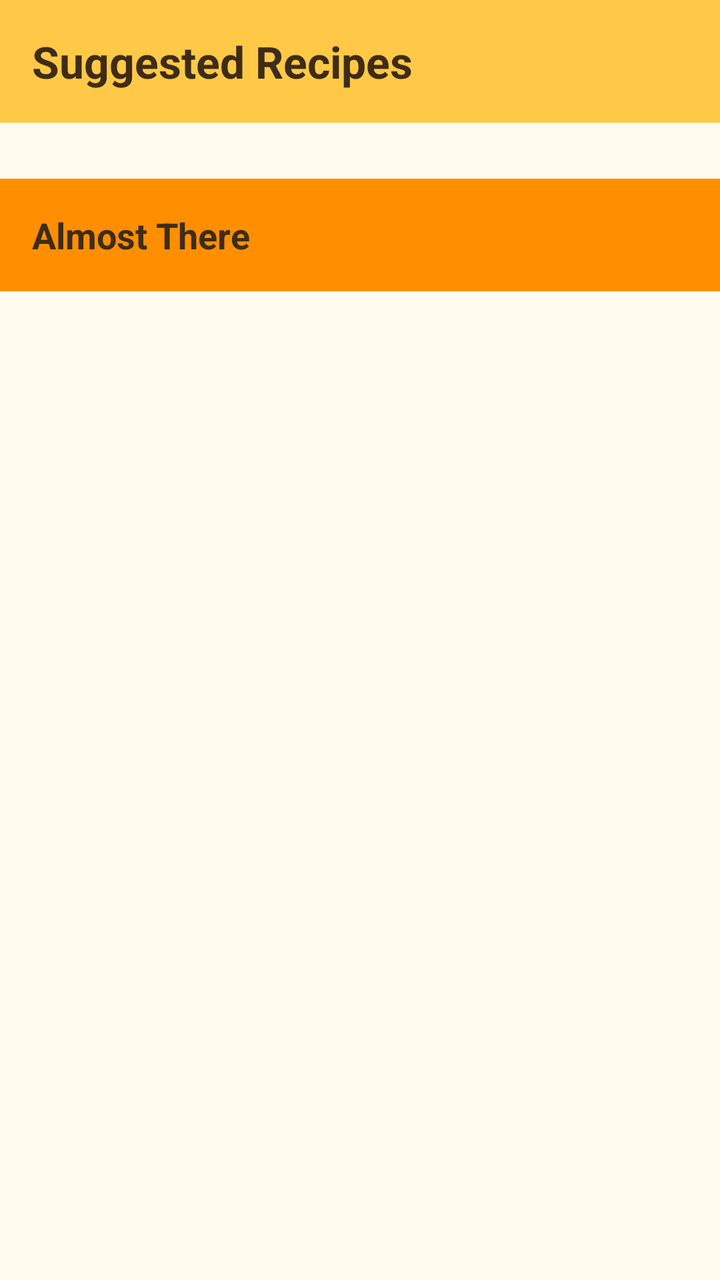
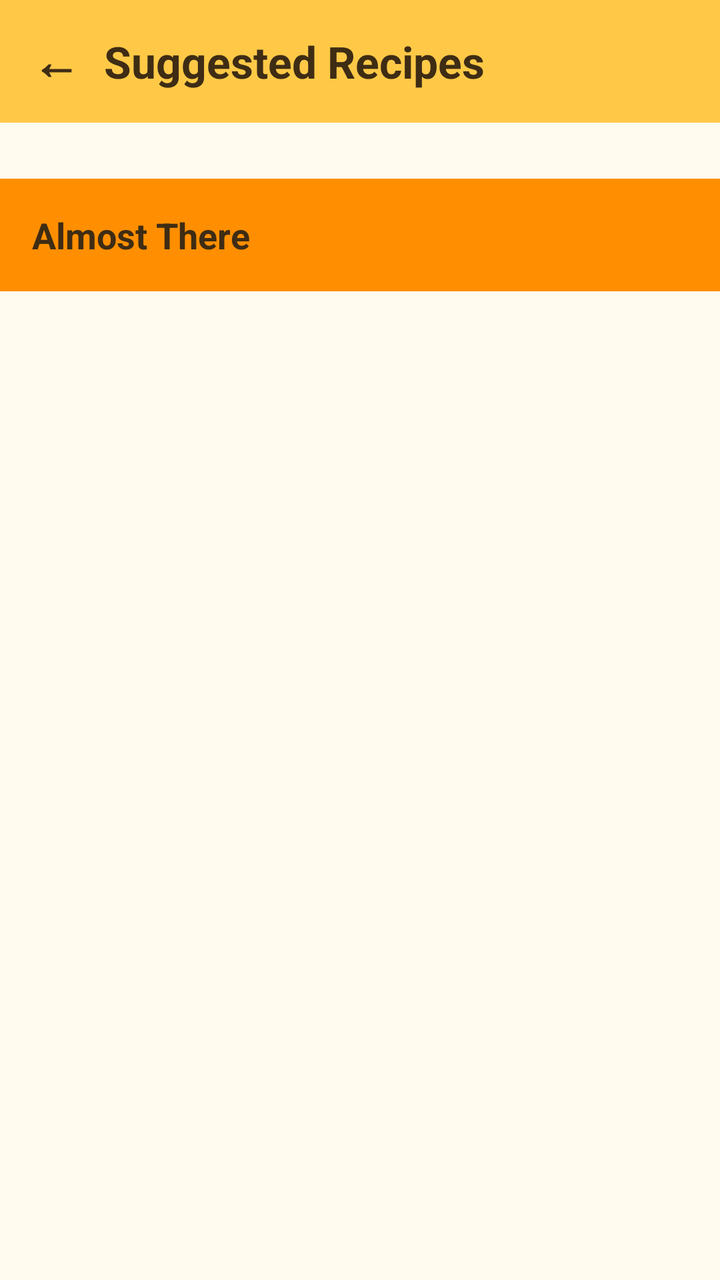

Compare the two renders of this Android layout. The source of the first and the diff that turns it into the second are given below.
<!-- AndroidManifest.xml: application theme Theme.SmartPantryManager -->
<!-- res/layout/activity_suggested_recipes.xml -->
<androidx.core.widget.NestedScrollView xmlns:android="http://schemas.android.com/apk/res/android" android:layout_width="match_parent" android:layout_height="match_parent" android:background="@color/cream_background">
    <LinearLayout android:layout_width="match_parent" android:layout_height="wrap_content" android:orientation="vertical">
        <TextView android:layout_width="match_parent" android:layout_height="wrap_content" android:text="@string/title_suggested" android:textColor="@color/text_primary" android:textSize="22sp" android:textStyle="bold" android:padding="16dp" android:background="@color/sun_yellow"/>
        <TextView android:id="@+id/textSuggestedEmpty" android:layout_width="match_parent" android:layout_height="wrap_content" android:text="@string/empty_suggestions" android:textColor="@color/text_secondary" android:textSize="14sp" android:padding="16dp" android:visibility="gone"/>
        <androidx.recyclerview.widget.RecyclerView android:id="@+id/recyclerSuggested" android:layout_width="match_parent" android:layout_height="wrap_content" android:padding="8dp" android:nestedScrollingEnabled="false"/>
        <TextView android:layout_width="match_parent" android:layout_height="wrap_content" android:text="@string/title_almost_there" android:textColor="@color/text_primary" android:textSize="18sp" android:textStyle="bold" android:padding="16dp" android:layout_marginTop="12dp" android:background="@color/amber_accent"/>
        <TextView android:id="@+id/textAlmostThereEmpty" android:layout_width="match_parent" android:layout_height="wrap_content" android:text="@string/empty_almost_there" android:textColor="@color/text_secondary" android:textSize="14sp" android:padding="16dp" android:visibility="gone"/>
        <androidx.recyclerview.widget.RecyclerView android:id="@+id/recyclerAlmostThere" android:layout_width="match_parent" android:layout_height="wrap_content" android:padding="8dp" android:nestedScrollingEnabled="false"/>
    </LinearLayout>
</androidx.core.widget.NestedScrollView>
<!-- resources referenced by this layout -->
<resources>
  <color name="amber_accent">#FF8F00</color>
  <color name="cream_background">#FFFBEF</color>
  <color name="sun_yellow">#FFC947</color>
  <color name="text_primary">#3E2C14</color>
  <color name="text_secondary">#7A6A50</color>
  <string name="empty_almost_there">Nothing is close yet — add a few more ingredients.</string>
  <string name="empty_suggestions">No recipes match your pantry yet — add more ingredients.</string>
  <string name="title_almost_there">Almost There</string>
  <string name="title_suggested">Suggested Recipes</string>
  <style name="Theme.SmartPantryManager" parent="Base.Theme.SmartPantryManager" />
  <style name="Base.Theme.SmartPantryManager" parent="Theme.Material3.DayNight.NoActionBar">
          <item name="colorPrimary">@color/sun_yellow</item>
          <item name="colorPrimaryVariant">@color/sun_yellow_dark</item>
          <item name="colorOnPrimary">@color/text_primary</item>
          <item name="colorSecondary">@color/amber_accent</item>
          <item name="colorSecondaryVariant">@color/amber_accent</item>
          <item name="colorOnSecondary">@color/white</item>
          <item name="android:colorBackground">@color/cream_background</item>
          <item name="colorSurface">@color/surface_white</item>
          <item name="colorOnSurface">@color/text_primary</item>
          <item name="colorError">@color/error_red</item>
          <item name="android:statusBarColor">@color/sun_yellow_dark</item>
          <item name="android:windowLightStatusBar">true</item>
      </style>
  <color name="sun_yellow_dark">#F2A900</color>
  <color name="white">#FFFFFF</color>
  <color name="surface_white">#FFFFFF</color>
  <color name="error_red">#D32F2F</color>
</resources>

<!-- the commit's change to res/layout/activity_suggested_recipes.xml (unified diff, before → after) -->
@@ -1,6 +1,9 @@
 <androidx.core.widget.NestedScrollView xmlns:android="http://schemas.android.com/apk/res/android" android:layout_width="match_parent" android:layout_height="match_parent" android:background="@color/cream_background">
     <LinearLayout android:layout_width="match_parent" android:layout_height="wrap_content" android:orientation="vertical">
-        <TextView android:layout_width="match_parent" android:layout_height="wrap_content" android:text="@string/title_suggested" android:textColor="@color/text_primary" android:textSize="22sp" android:textStyle="bold" android:padding="16dp" android:background="@color/sun_yellow"/>
+        <LinearLayout android:layout_width="match_parent" android:layout_height="wrap_content" android:orientation="horizontal" android:background="@color/sun_yellow" android:gravity="center_vertical" android:paddingStart="4dp" android:paddingEnd="16dp">
+            <TextView android:id="@+id/buttonBack" android:layout_width="48dp" android:layout_height="48dp" android:gravity="center" android:text="←" android:textSize="24sp" android:textColor="@color/text_primary" android:textStyle="bold" android:background="?attr/selectableItemBackgroundBorderless" android:clickable="true" android:focusable="true" android:contentDescription="Back"/>
+            <TextView android:layout_width="0dp" android:layout_height="wrap_content" android:layout_weight="1" android:text="@string/title_suggested" android:textColor="@color/text_primary" android:textSize="22sp" android:textStyle="bold" android:paddingVertical="16dp"/>
+        </LinearLayout>
         <TextView android:id="@+id/textSuggestedEmpty" android:layout_width="match_parent" android:layout_height="wrap_content" android:text="@string/empty_suggestions" android:textColor="@color/text_secondary" android:textSize="14sp" android:padding="16dp" android:visibility="gone"/>
         <androidx.recyclerview.widget.RecyclerView android:id="@+id/recyclerSuggested" android:layout_width="match_parent" android:layout_height="wrap_content" android:padding="8dp" android:nestedScrollingEnabled="false"/>
         <TextView android:layout_width="match_parent" android:layout_height="wrap_content" android:text="@string/title_almost_there" android:textColor="@color/text_primary" android:textSize="18sp" android:textStyle="bold" android:padding="16dp" android:layout_marginTop="12dp" android:background="@color/amber_accent"/>
